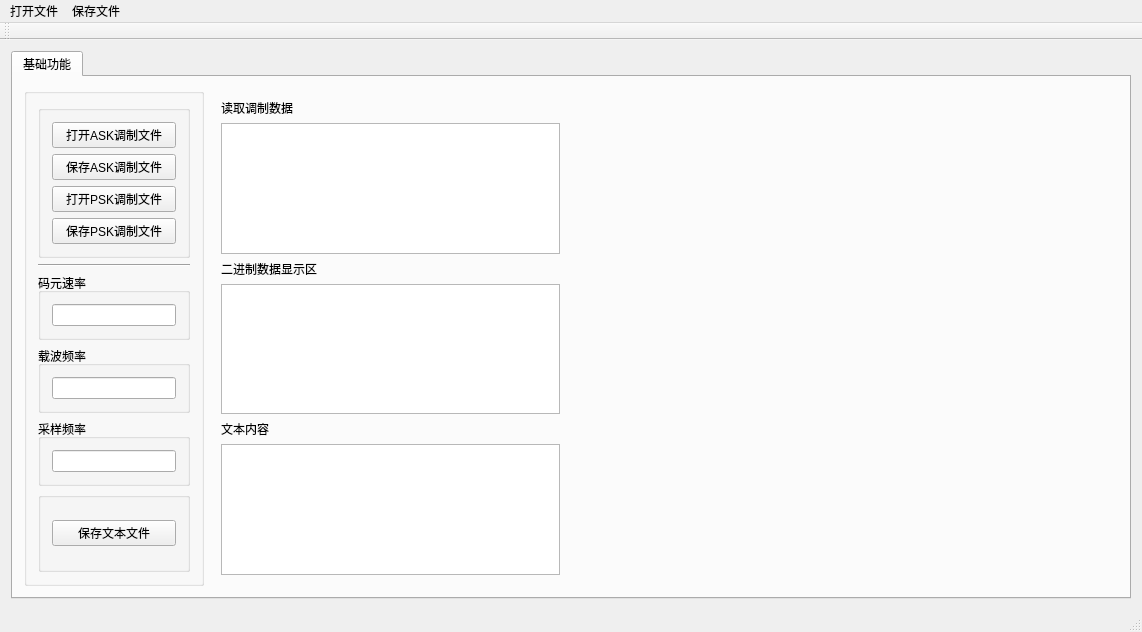
Above: mainwindow.ui from chistopheee/final_test before the change. Below: the same form after it.
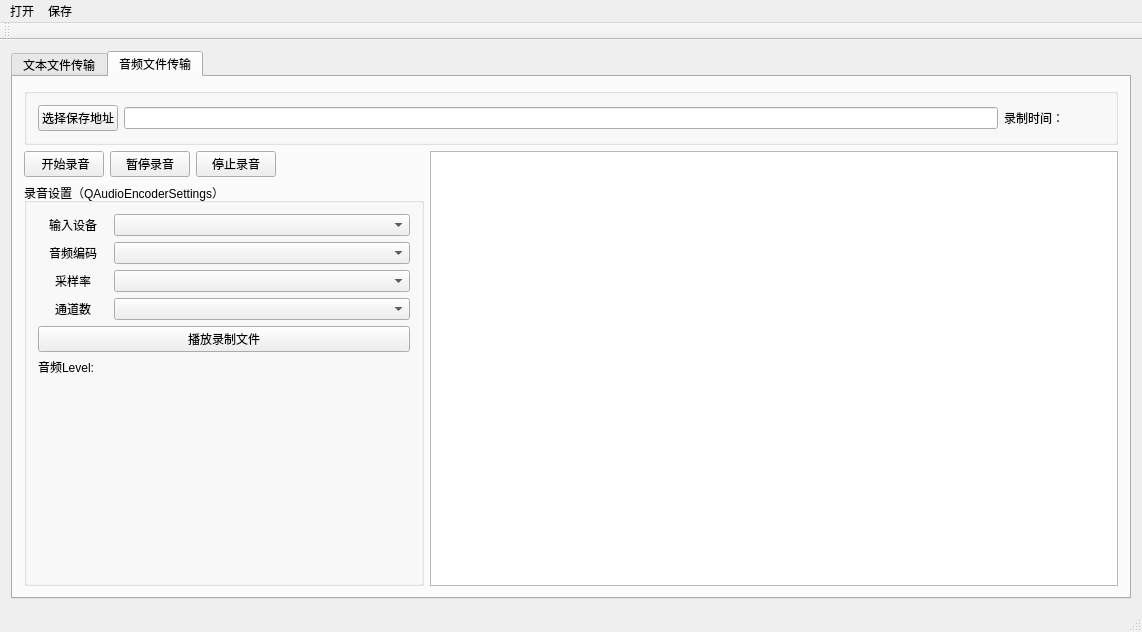
That is the form after the change. Icons and pictures are not drawn. Custom widgets are drawn as their Qt base class.

Patch:
```diff
--- a/mainwindow.ui
+++ b/mainwindow.ui
@@ -14,73 +14,29 @@
    <string>MainWindow</string>
   </property>
   <widget class="QWidget" name="centralWidget">
-   <layout class="QHBoxLayout" name="horizontalLayout">
-    <item>
-     <widget class="QTabWidget" name="tabwidget">
+   <layout class="QGridLayout" name="gridLayout_4" columnstretch="0">
+    <item row="0" column="0">
+     <widget class="QTabWidget" name="tabWidget">
       <property name="currentIndex">
-       <number>0</number>
+       <number>1</number>
       </property>
       <widget class="QWidget" name="tab">
        <attribute name="title">
-        <string>基础功能</string>
+        <string>文本文件传输</string>
        </attribute>
-       <layout class="QHBoxLayout" name="horizontalLayout_2" stretch="1,2,3">
-        <item>
-         <layout class="QVBoxLayout" name="verticalLayout">
+       <layout class="QGridLayout" name="gridLayout_8" columnstretch="1,2,3">
+        <item row="0" column="0">
+         <layout class="QVBoxLayout" name="verticalLayout_5">
           <item>
-           <widget class="QGroupBox" name="dat">
+           <widget class="QGroupBox" name="dat_2">
             <property name="title">
              <string/>
             </property>
-            <layout class="QGridLayout" name="gridLayout">
+            <layout class="QGridLayout" name="gridLayout_5" rowstretch="2,1,3">
              <item row="0" column="0">
-              <widget class="QGroupBox" name="groupBox">
-               <property name="title">
-                <string/>
-               </property>
-               <layout class="QVBoxLayout" name="verticalLayout_5">
-                <item>
-                 <widget class="QPushButton" name="pb_Openfile">
-                  <property name="text">
-                   <string>打开ASK调制文件</string>
-                  </property>
-                 </widget>
-                </item>
-                <item>
-                 <widget class="QPushButton" name="pb_Savefile">
-                  <property name="text">
-                   <string>保存ASK调制文件</string>
-                  </property>
-                 </widget>
-                </item>
-                <item>
-                 <widget class="QPushButton" name="pb_OpenPSKfile">
-                  <property name="text">
-                   <string>打开PSK调制文件</string>
-                  </property>
-                 </widget>
-                </item>
-                <item>
-                 <widget class="QPushButton" name="pb_SavePSKfile">
-                  <property name="text">
-                   <string>保存PSK调制文件</string>
-                  </property>
-                 </widget>
-                </item>
-               </layout>
-              </widget>
-             </item>
-             <item row="1" column="0">
-              <widget class="Line" name="line">
-               <property name="orientation">
-                <enum>Qt::Horizontal</enum>
-               </property>
-              </widget>
-             </item>
-             <item row="2" column="0">
-              <layout class="QVBoxLayout" name="verticalLayout_4">
+              <layout class="QVBoxLayout" name="verticalLayout_7">
                <item>
-                <widget class="QGroupBox" name="groupBox_2">
+                <widget class="QGroupBox" name="groupBox_6">
                  <property name="title">
                   <string>码元速率</string>
                  </property>
@@ -99,7 +55,7 @@
                 </widget>
                </item>
                <item>
-                <widget class="QGroupBox" name="groupBox_4">
+                <widget class="QGroupBox" name="groupBox_7">
                  <property name="title">
                   <string>载波频率</string>
                  </property>
@@ -118,7 +74,7 @@
                 </widget>
                </item>
                <item>
-                <widget class="QGroupBox" name="groupBox_3">
+                <widget class="QGroupBox" name="groupBox_8">
                  <property name="title">
                   <string>采样频率</string>
                  </property>
@@ -138,8 +94,8 @@
                </item>
               </layout>
              </item>
-             <item row="3" column="0">
-              <widget class="QGroupBox" name="groupBox_5">
+             <item row="2" column="0">
+              <widget class="QGroupBox" name="groupBox_9">
                <property name="title">
                 <string/>
                </property>
@@ -147,7 +103,21 @@
                 <item>
                  <widget class="QPushButton" name="pb_Savemodu">
                   <property name="text">
-                   <string>保存文本文件</string>
+                   <string>保存ASK调制文件</string>
+                  </property>
+                 </widget>
+                </item>
+                <item>
+                 <widget class="QPushButton" name="pb_StartmoduPsk">
+                  <property name="text">
+                   <string>开始PSK调制</string>
+                  </property>
+                 </widget>
+                </item>
+                <item>
+                 <widget class="QPushButton" name="pb_SavemoduPsk">
+                  <property name="text">
+                   <string>保存PSK调制文件</string>
                   </property>
                  </widget>
                 </item>
@@ -159,19 +129,29 @@
           </item>
          </layout>
         </item>
-        <item>
+        <item row="0" column="1">
          <widget class="QWidget" name="widget" native="true">
           <layout class="QGridLayout" name="gridLayout_3">
            <item row="0" column="0">
             <widget class="QLabel" name="label_2">
              <property name="text">
-              <string>读取调制数据</string>
+              <string>文本内容显示区</string>
              </property>
             </widget>
            </item>
-           <item row="3" column="0">
+           <item row="7" column="0">
             <widget class="QTextEdit" name="textEdit_2"/>
            </item>
+           <item row="3" column="0">
+            <widget class="QTextEdit" name="textEdit_3"/>
+           </item>
+           <item row="6" column="0">
+            <widget class="QLabel" name="label_6">
+             <property name="text">
+              <string>调制数据显示区</string>
+             </property>
+            </widget>
+           </item>
            <item row="2" column="0">
             <widget class="QLabel" name="label_3">
              <property name="text">
@@ -179,29 +159,236 @@
              </property>
             </widget>
            </item>
-           <item row="1" column="0">
-            <widget class="QTextEdit" name="textEdit"/>
-           </item>
-           <item row="4" column="0">
-            <widget class="QLabel" name="label_4">
-             <property name="text">
-              <string>文本内容</string>
-             </property>
-            </widget>
-           </item>
-           <item row="5" column="0">
-            <widget class="QTextEdit" name="textEdit_3"/>
-           </item>
           </layout>
          </widget>
         </item>
-        <item>
-         <widget class="QChartView" name="widget2" native="true">
-          <layout class="QGridLayout" name="gridLayout_2"/>
+        <item row="0" column="2">
+         <widget class="QChartView" name="widget2">
+          <layout class="QGridLayout" name="gridLayout_7"/>
          </widget>
         </item>
        </layout>
       </widget>
+      <widget class="QWidget" name="tab_2">
+       <attribute name="title">
+        <string>音频文件传输</string>
+       </attribute>
+       <layout class="QGridLayout" name="gridLayout_12">
+        <item row="0" column="0">
+         <layout class="QVBoxLayout" name="verticalLayout_12">
+          <item>
+           <widget class="QGroupBox" name="groupBox_10">
+            <property name="title">
+             <string/>
+            </property>
+            <layout class="QGridLayout" name="gridLayout_9">
+             <item row="0" column="0">
+              <layout class="QHBoxLayout" name="horizontalLayout">
+               <item>
+                <widget class="QPushButton" name="btnGetFile">
+                 <property name="text">
+                  <string>选择保存地址</string>
+                 </property>
+                 <property name="icon">
+                  <iconset>
+                   <normaloff>:/images/images/104.bmp</normaloff>:/images/images/104.bmp</iconset>
+                 </property>
+                </widget>
+               </item>
+               <item>
+                <widget class="QLineEdit" name="editOutputFile"/>
+               </item>
+               <item>
+                <widget class="QLabel" name="LabPassTime">
+                 <property name="minimumSize">
+                  <size>
+                   <width>100</width>
+                   <height>0</height>
+                  </size>
+                 </property>
+                 <property name="text">
+                  <string>录制时间：</string>
+                 </property>
+                </widget>
+               </item>
+              </layout>
+             </item>
+            </layout>
+           </widget>
+          </item>
+          <item>
+           <layout class="QHBoxLayout" name="horizontalLayout_6">
+            <item>
+             <layout class="QVBoxLayout" name="verticalLayout_11" stretch="0,1">
+              <item>
+               <layout class="QHBoxLayout" name="horizontalLayout_5">
+                <item>
+                 <layout class="QHBoxLayout" name="horizontalLayout_2">
+                  <item>
+                   <widget class="QPushButton" name="pbStart">
+                    <property name="text">
+                     <string> 开始录音</string>
+                    </property>
+                   </widget>
+                  </item>
+                  <item>
+                   <widget class="QPushButton" name="pbStop">
+                    <property name="text">
+                     <string>暂停录音</string>
+                    </property>
+                   </widget>
+                  </item>
+                  <item>
+                   <widget class="QPushButton" name="pbCom">
+                    <property name="text">
+                     <string>停止录音</string>
+                    </property>
+                   </widget>
+                  </item>
+                 </layout>
+                </item>
+                <item>
+                 <widget class="QLabel" name="label_12">
+                  <property name="text">
+                   <string/>
+                  </property>
+                 </widget>
+                </item>
+               </layout>
+              </item>
+              <item>
+               <widget class="QGroupBox" name="groupBox">
+                <property name="minimumSize">
+                 <size>
+                  <width>400</width>
+                  <height>0</height>
+                 </size>
+                </property>
+                <property name="title">
+                 <string>录音设置（QAudioEncoderSettings）</string>
+                </property>
+                <layout class="QGridLayout" name="gridLayout_10">
+                 <item row="2" column="0">
+                  <layout class="QFormLayout" name="formLayout">
+                   <item row="0" column="0">
+                    <widget class="QLabel" name="label_11">
+                     <property name="maximumSize">
+                      <size>
+                       <width>85</width>
+                       <height>16777215</height>
+                      </size>
+                     </property>
+                     <property name="text">
+                      <string>音频Level:</string>
+                     </property>
+                    </widget>
+                   </item>
+                   <item row="0" column="1">
+                    <layout class="QVBoxLayout" name="levelsLayout"/>
+                   </item>
+                  </layout>
+                 </item>
+                 <item row="1" column="0">
+                  <widget class="QPushButton" name="pb_play">
+                   <property name="text">
+                    <string>播放录制文件</string>
+                   </property>
+                  </widget>
+                 </item>
+                 <item row="0" column="0">
+                  <layout class="QGridLayout" name="gridLayout_11">
+                   <item row="0" column="0">
+                    <widget class="QLabel" name="label">
+                     <property name="maximumSize">
+                      <size>
+                       <width>70</width>
+                       <height>16777215</height>
+                      </size>
+                     </property>
+                     <property name="text">
+                      <string>输入设备</string>
+                     </property>
+                     <property name="alignment">
+                      <set>Qt::AlignCenter</set>
+                     </property>
+                    </widget>
+                   </item>
+                   <item row="0" column="1">
+                    <widget class="QComboBox" name="comboDevices"/>
+                   </item>
+                   <item row="1" column="0">
+                    <widget class="QLabel" name="label_8">
+                     <property name="maximumSize">
+                      <size>
+                       <width>70</width>
+                       <height>16777215</height>
+                      </size>
+                     </property>
+                     <property name="text">
+                      <string>音频编码</string>
+                     </property>
+                     <property name="alignment">
+                      <set>Qt::AlignCenter</set>
+                     </property>
+                    </widget>
+                   </item>
+                   <item row="1" column="1">
+                    <widget class="QComboBox" name="comboCodec"/>
+                   </item>
+                   <item row="2" column="0">
+                    <widget class="QLabel" name="label_9">
+                     <property name="maximumSize">
+                      <size>
+                       <width>70</width>
+                       <height>16777215</height>
+                      </size>
+                     </property>
+                     <property name="text">
+                      <string>采样率</string>
+                     </property>
+                     <property name="alignment">
+                      <set>Qt::AlignCenter</set>
+                     </property>
+                    </widget>
+                   </item>
+                   <item row="2" column="1">
+                    <widget class="QComboBox" name="comboSampleRate"/>
+                   </item>
+                   <item row="3" column="0">
+                    <widget class="QLabel" name="label_10">
+                     <property name="maximumSize">
+                      <size>
+                       <width>70</width>
+                       <height>16777215</height>
+                      </size>
+                     </property>
+                     <property name="text">
+                      <string>通道数</string>
+                     </property>
+                     <property name="alignment">
+                      <set>Qt::AlignCenter</set>
+                     </property>
+                    </widget>
+                   </item>
+                   <item row="3" column="1">
+                    <widget class="QComboBox" name="comboChannels"/>
+                   </item>
+                  </layout>
+                 </item>
+                </layout>
+               </widget>
+              </item>
+             </layout>
+            </item>
+            <item>
+             <widget class="QChartView" name="chartView"/>
+            </item>
+           </layout>
+          </item>
+         </layout>
+        </item>
+       </layout>
+      </widget>
      </widget>
     </item>
    </layout>
@@ -217,7 +404,7 @@
    </property>
    <widget class="QMenu" name="menuTHX">
     <property name="title">
-     <string>打开文件</string>
+     <string>打开</string>
     </property>
     <addaction name="separator"/>
     <addaction name="actiondat"/>
@@ -225,7 +412,7 @@
    </widget>
    <widget class="QMenu" name="menu">
     <property name="title">
-     <string>保存文件</string>
+     <string>保存</string>
     </property>
     <addaction name="actiondat_2"/>
     <addaction name="actionmodu"/>
@@ -272,7 +459,7 @@
  <customwidgets>
   <customwidget>
    <class>QChartView</class>
-   <extends>QWidget</extends>
+   <extends>QGraphicsView</extends>
    <header>qchartview.h</header>
    <container>1</container>
   </customwidget>
```
Left out of the diff: 57 changed lines with no effect on the pictures.
